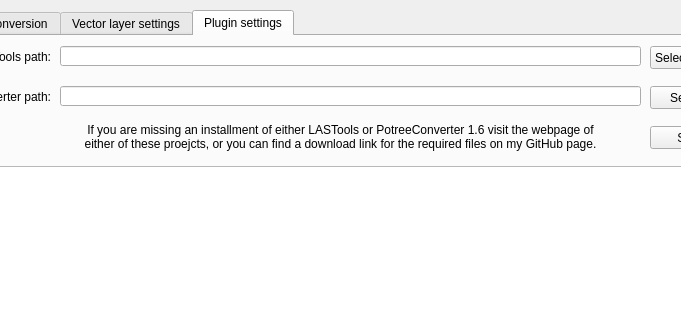
The window that potreecraft_dialog_base.ui (ThomasFarmer/PotreeCraft) describes before a commit, drawn with Qt 5; both pictures show x 82 to 763 and y 0 to 320 of the 880 by 514 pixel window.
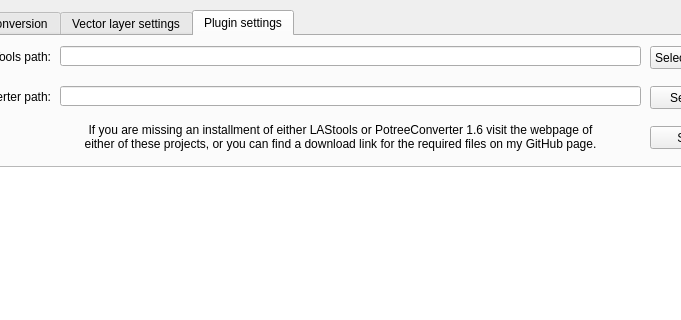
The same window after the commit. The open tabs and pages were chosen to show the change.

The edit to the form file:
```diff
--- a/potreecraft_dialog_base.ui
+++ b/potreecraft_dialog_base.ui
@@ -837,7 +837,7 @@
       </rect>
      </property>
      <property name="text">
-      <string>If you are missing an installment of either LASTools or PotreeConverter 1.6 visit the webpage of either of these proejcts, or you can find a download link for the required files on my GitHub page.</string>
+      <string>If you are missing an installment of either LAStools or PotreeConverter 1.6 visit the webpage of either of these projects, or you can find a download link for the required files on my GitHub page.</string>
      </property>
      <property name="alignment">
       <set>Qt::AlignCenter</set>
```
Left out of the diff: 2 changed lines with no effect on the pictures.
